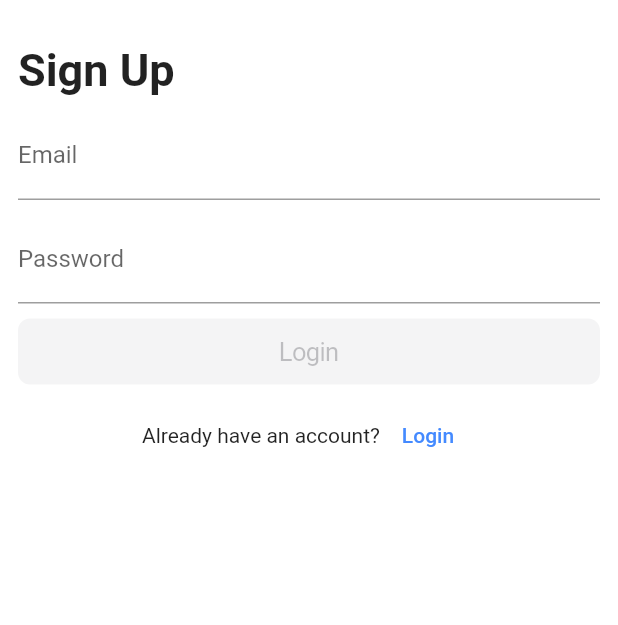
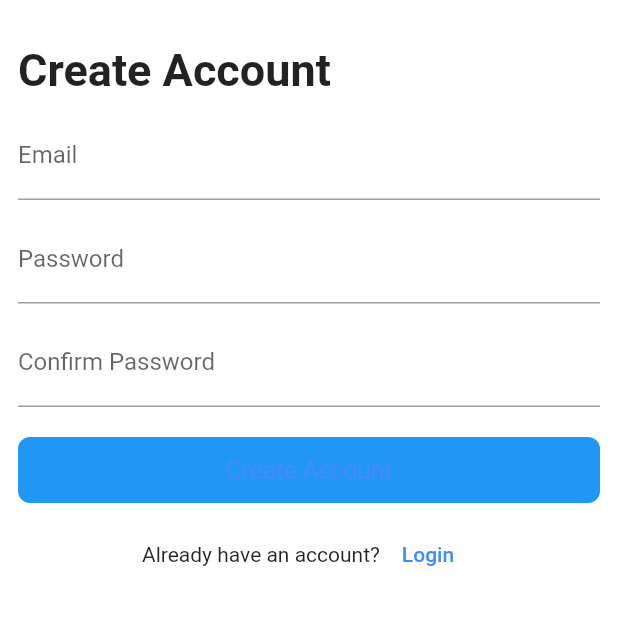
Before and after one commit to dev-rabin/FrontEnd-eccomerce, a Flutter app: the SignUpScreen screen opened by its route, on a phone screen of 412 x 824 dp, the part 58-683 px from its top. Run offline on Flutter 3.47's test engine with Material 2 defaults, Android fonts, the phone set to English and light mode, and no system bars; our stand-ins replace dio, email_validator, flutter_bloc, pretty_dio_logger.

Commit message:
signup completed

```diff
--- a/lib/core/routes.dart
+++ b/lib/core/routes.dart
@@ -1,5 +1,6 @@
 // ignore_for_file: prefer_const_constructors
 import 'package:ecommerce_app/presentation/screens/auth/providers/login_provider.dart';
+import 'package:ecommerce_app/presentation/screens/auth/providers/sign_up_provider.dart';
 import 'package:ecommerce_app/presentation/screens/auth/signup_screen.dart';
 import 'package:flutter/cupertino.dart';
 import 'package:provider/provider.dart';
@@ -17,7 +18,11 @@ class Routes {
         );
 
       case SignUpScreen.routeName:
-        return CupertinoPageRoute(builder: (context) => SignUpScreen());
+        return CupertinoPageRoute(
+          builder: (context) => ChangeNotifierProvider(
+              create: (context) => SignUpProvider(context),
+              child: SignUpScreen()),
+        );
 
       default:
         return null;
--- /dev/null
+++ b/lib/presentation/screens/auth/providers/sign_up_provider.dart
@@ -0,0 +1,50 @@
+import 'dart:async';
+import 'dart:developer';
+
+import 'package:ecommerce_app/logic/cubits/user_cubits/user_cubit.dart';
+import 'package:ecommerce_app/logic/cubits/user_cubits/user_state.dart';
+import 'package:flutter/material.dart';
+import 'package:flutter_bloc/flutter_bloc.dart';
+
+class SignUpProvider extends ChangeNotifier {
+  final BuildContext context;
+  SignUpProvider(this.context) {
+    createUserListener();
+  }
+
+  bool isLoading = false;
+  String error = "";
+  final formKey = GlobalKey<FormState>();
+  TextEditingController emailController = TextEditingController();
+  TextEditingController passwordController = TextEditingController();
+  TextEditingController confirmPswrdController = TextEditingController();
+  StreamSubscription? createUserSubscription;
+
+  void createUserListener() {
+    log("Create User State in running!");
+    createUserSubscription =
+        BlocProvider.of<UserCubit>(context).stream.listen((userState) {
+      if (userState is UserLoggedInState) {
+        isLoading = true;
+        error = "";
+        notifyListeners();
+      } else if (userState is UserErrorState) {
+        isLoading = false;
+        error = userState.errorMessage;
+        notifyListeners();
+      } else {
+        isLoading = false;
+        error = "";
+        notifyListeners();
+      }
+    });
+  }
+
+  void createAccount() async {
+    if (!formKey.currentState!.validate()) return null;
+    String email = emailController.text.trim();
+    String password = passwordController.text.trim();
+    BlocProvider.of<UserCubit>(context)
+        .createAccount(email: email, password: password);
+  }
+}
--- a/lib/presentation/screens/auth/signup_screen.dart
+++ b/lib/presentation/screens/auth/signup_screen.dart
@@ -1,8 +1,11 @@
 // ignore_for_file: prefer_const_constructors
 
 import 'package:ecommerce_app/presentation/screens/auth/login_screen.dart';
+import 'package:ecommerce_app/presentation/screens/auth/providers/sign_up_provider.dart';
 import 'package:ecommerce_app/presentation/widgets.dart';
+import 'package:email_validator/email_validator.dart';
 import 'package:flutter/material.dart';
+import 'package:provider/provider.dart';
 
 class SignUpScreen extends StatefulWidget {
   const SignUpScreen({super.key});
@@ -12,35 +15,75 @@ class SignUpScreen extends StatefulWidget {
 }
 
 class _SignUpScreenState extends State<SignUpScreen> {
-  TextEditingController emailController = TextEditingController();
-  TextEditingController passwordController = TextEditingController();
   @override
   Widget build(BuildContext context) {
+    final provider = Provider.of<SignUpProvider>(context);
     return Scaffold(
       appBar: AppBar(
         centerTitle: true,
         title: Text("Eccomerce App"),
       ),
-      body: ListView(padding: EdgeInsets.all(12), children: [
+      body: Form(
+        key: provider.formKey,
+        child: ListView(padding: EdgeInsets.all(12), children: [
           Text(
-          "Sign Up",
+            "Create Account",
             style: TextStyle(fontSize: 30, fontWeight: FontWeight.bold),
           ),
+          (provider.error != "")
+              ? Text(
+                  provider.error,
+                  style: TextStyle(color: Colors.red),
+                )
+              : SizedBox(),
           SizeBox(),
           PrimaryTextField(
-          controller: emailController,
+            validator: (value) {
+              if (value == null || value.isEmpty) {
+                return "Email is required!";
+              } else if (!EmailValidator.validate(value.trim())) {
+                return "Invalid email address!";
+              }
+              return null;
+            },
+            controller: provider.emailController,
             hintText: "Email",
             labelText: "Email",
           ),
           SizeBox(),
           PrimaryTextField(
-          controller: passwordController,
+            validator: (value) {
+              if (value == null || value.isEmpty) {
+                return "Password is required!";
+              }
+              return null;
+            },
+            controller: provider.passwordController,
             hintText: "Password",
             labelText: "Password",
             obsecureText: true,
           ),
           SizeBox(),
-        PrimaryButton(text: "Login"),
+          PrimaryTextField(
+            validator: (value) {
+              if (value == null || value.trim().isEmpty) {
+                return "Confirm your password";
+              } else if (value.trim() != provider.passwordController.text) {
+                return "Passwords do not match!";
+              }
+              return null;
+            },
+            controller: provider.confirmPswrdController,
+            hintText: "Confrim Password",
+            labelText: "Confirm Password",
+            obsecureText: true,
+          ),
+          SizeBox(),
+          SizeBox(),
+          PrimaryButton(
+            text: (provider.isLoading) ? "..." : "Create Account",
+            onpressed: provider.createAccount,
+          ),
           SizeBox(),
           Row(
             mainAxisAlignment: MainAxisAlignment.center,
@@ -55,6 +98,7 @@ class _SignUpScreenState extends State<SignUpScreen> {
             ],
           )
         ]),
+      ),
     );
   }
 }
```
Lines whose indentation alone changed are shown as unchanged.
